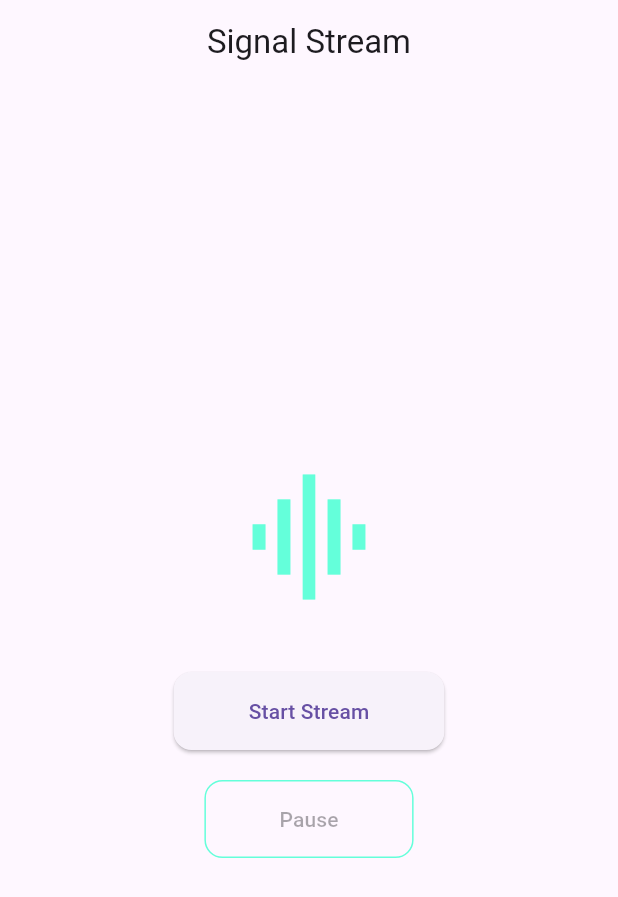
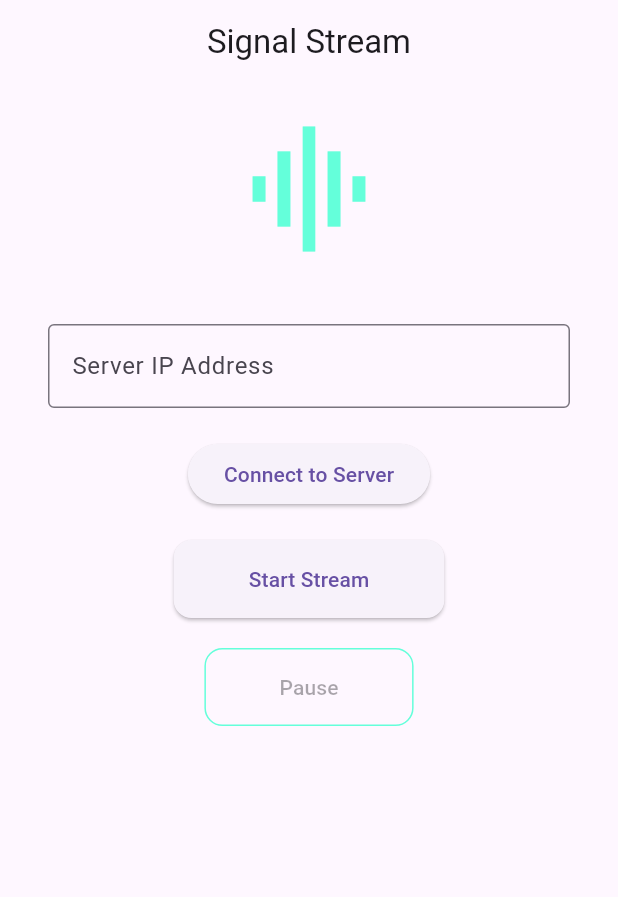
Before and after one commit to itu-itis22-dalci22/signalstream, a Flutter app: the screen it shows after launch, after a tap on "Start Stream", on a phone screen of 412 x 824 dp. Shown: the top 897 px of the screen. Run offline on Flutter 3.47's test engine with Material 3 defaults, Android fonts, the phone set to English and light mode, and no system bars; our stand-ins replace lottie; missing offline and left inert: record; network calls fail.

Commit message:
feat: add connect server button, fix: handle bottom overflow issues

```diff
--- a/lib/main.dart
+++ b/lib/main.dart
@@ -31,36 +31,41 @@ class HomeScreen extends StatefulWidget {
 }
 
 class _HomeScreenState extends State<HomeScreen> {
+  final TextEditingController _ipController = TextEditingController();
   late WebSocketChannel channel;
+  bool isConnected = false;
   AudioSession? session;
   bool isRecording = false;
+
+
 
   @override
   void initState(){
     super.initState();
-    // WebSocket connection is created here
-    channel = WebSocketChannel.connect(
-      Uri.parse("ws://192.168.31.182:8765"),
-    );
-    print('🛰️ Attempted WebSocket connection to: ${channel}');
-    channel.stream.listen(
-          (message) {
-        print('📥 Message from server: $message');
-      },
-      onError: (error) {
-        print('❌ WebSocket error: $error');
-      },
-      onDone: () {
-        print('🔌 WebSocket closed.');
-      },
-    );
   }
 
   @override
   void dispose() {
     // Always close the WebSocket connection when widget is destroyed
     channel.sink.close();
+    _ipController.dispose();
     super.dispose();
+  }
+
+  void connectToServer(String ip_address) {
+     channel = WebSocketChannel.connect(Uri.parse("ws://$ip_address:8765"));
+     print('🛰️ Attempted WebSocket connection to: ${channel}');
+     channel.stream.listen(
+           (message) {
+         print('Message from server: $message');
+       },
+       onError: (error) {
+         print('WebSocket error: $error');
+       },
+       onDone: () {
+         print('WebSocket closed.');
+       },
+     );
   }
 
   Future<void> startStreaming() async {
@@ -94,9 +99,10 @@ class _HomeScreenState extends State<HomeScreen> {
         title: const Text('Signal Stream'),
         centerTitle: true,
       ),
-      body: Center(
-        child: Padding(
-          padding: const EdgeInsets.symmetric(horizontal: 32.0),
+      body: SafeArea(
+        child: SingleChildScrollView(
+          padding: const EdgeInsets.symmetric(horizontal: 32.0, vertical: 20.0),
+          child: Center(
             child: Column(
               mainAxisAlignment: MainAxisAlignment.center,
               children: [
@@ -108,10 +114,29 @@ class _HomeScreenState extends State<HomeScreen> {
                 if (isRecording)
                   Lottie.asset('assets/animations/record.json', height: 120),
                 const SizedBox(height: 40),
+                TextField(
+                  controller: _ipController,
+                  decoration: const InputDecoration(
+                    labelText: 'Server IP Address',
+                    border: OutlineInputBorder(),
+                  ),
+                ),
+                const SizedBox(height: 20),
+                ElevatedButton(
+                  onPressed: isConnected
+                      ? null
+                      : () {
+                    final ip = _ipController.text.trim();
+                    connectToServer(ip);
+                  },
+                  child: const Text('Connect to Server'),
+                ),
+                const SizedBox(height: 20),
                 ElevatedButton(
                   onPressed: isRecording ? null : startStreaming,
                   style: ElevatedButton.styleFrom(
-                  padding: const EdgeInsets.symmetric(horizontal: 50, vertical: 16),
+                    padding:
+                    const EdgeInsets.symmetric(horizontal: 50, vertical: 16),
                     shape: RoundedRectangleBorder(
                       borderRadius: BorderRadius.circular(12),
                     ),
@@ -122,7 +147,8 @@ class _HomeScreenState extends State<HomeScreen> {
                 OutlinedButton(
                   onPressed: isRecording ? pauseStreaming : null,
                   style: OutlinedButton.styleFrom(
-                  padding: const EdgeInsets.symmetric(horizontal: 50, vertical: 16),
+                    padding:
+                    const EdgeInsets.symmetric(horizontal: 50, vertical: 16),
                     side: const BorderSide(color: Colors.tealAccent),
                     shape: RoundedRectangleBorder(
                       borderRadius: BorderRadius.circular(12),
@@ -134,6 +160,7 @@ class _HomeScreenState extends State<HomeScreen> {
             ),
           ),
         ),
+      ),
     );
   }
 }
```
Lines whose indentation alone changed are shown as unchanged.
